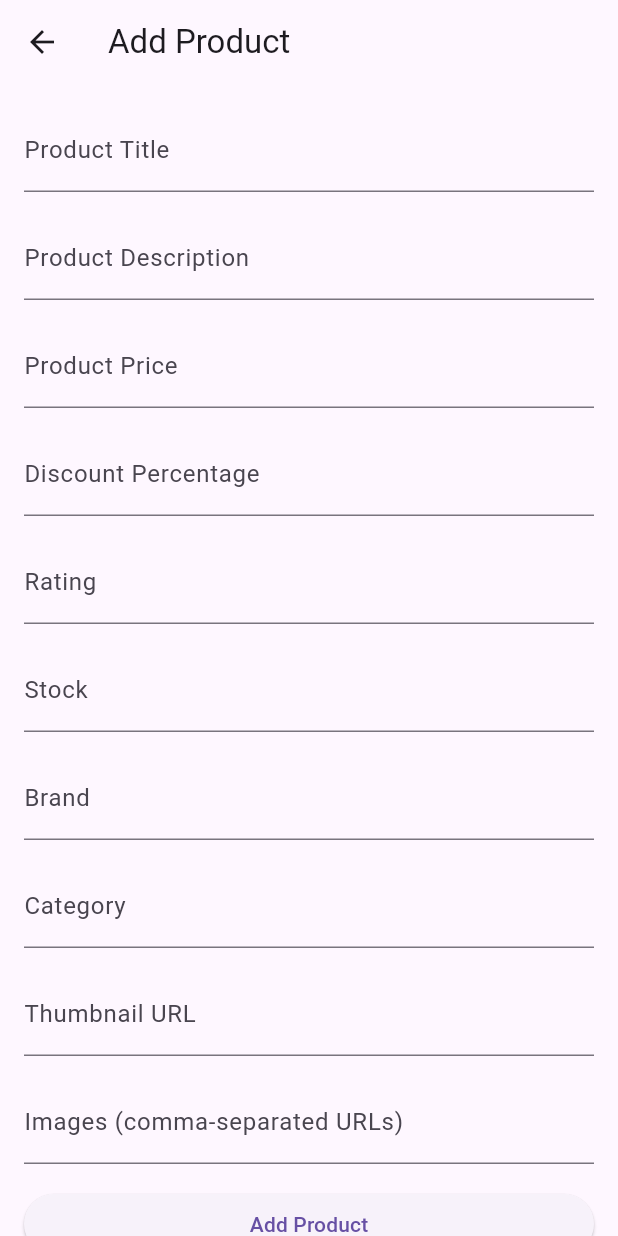
After one commit to nivij/flutter_app_Fakeapi, a Flutter app: the AddProduct screen opened directly, on a phone screen of 412 x 824 dp. The commit adds this screen. Run offline on Flutter 3.47's test engine with Material 3 defaults, Android fonts, the phone set to English and light mode, and no system bars; our stand-ins replace carousel_slider, flutter_bounceable, fluttericon, get, google_fonts, infinite_scroll_pagination; network calls fail.

Commit message:
first commit

```diff
--- /dev/null
+++ b/lib/src/config/controlller/controller.dart
@@ -0,0 +1,80 @@
+import 'dart:convert';
+
+import 'package:get/get.dart';
+import '../../domain/models/product_model.dart';
+import 'package:http/http.dart' as http;
+
+import '../../domain/respositories/api_services.dart';
+
+
+class HomeController extends GetxController {
+  RxList<ProductElement> highRatedProducts = <ProductElement>[].obs;
+  RxList<ProductElement> smartphoneProducts = <ProductElement>[].obs;
+  final Rx<Product?> productData = Rx<Product?>(null);
+
+  @override
+  void onInit() {
+    super.onInit();
+    fetchProductData();
+  }
+
+  Future<List<ProductElement>> fetchData() async {
+    try {
+      print('Fetching data...');
+      final response = await http.get(Uri.parse('${ApiService.baseUrl}${ApiService.fetchProduct}'));
+      if (response.statusCode == 200) {
+        final productData = Product.fromJson(json.decode(response.body));
+        print('Raw JSON response: ${response.body}');
+
+        print('Data fetched successfully: $productData');
+        return productData.products; // Return the list of products
+      } else {
+        throw Exception('Failed to load data');
+      }
+    } catch (e) {
+      print('Error fetching data: $e');
+      throw Exception('Error: $e');
+    }
+  }
+
+  void fetchProductData() async {
+    try {
+      final List<ProductElement> products = await fetchData();
+
+      highRatedProducts.assignAll(products
+          .where((product) => product.rating! > 4.60)
+          .toList());
+
+      smartphoneProducts.assignAll(products
+          .where((product) => product.category.toLowerCase() == 'smartphones')
+          .toList());
+    } catch (e) {
+      // Handle errors if necessary
+      print('Error fetching product data: $e');
+    }
+  }
+
+  Future<void> addProduct(ProductElement product) async {
+    try {
+      final response = await http.post(
+        Uri.parse('${ApiService.baseUrl}${ApiService.addProductEndpoint}'),
+        body: jsonEncode(product.toJson()), // Convert product to JSON
+        headers: {'Content-Type': 'application/json'}, // Specify content type
+      );
+
+      if (response.statusCode == 200) {
+        // Product added successfully, handle the response if needed
+        print('Product added successfully');
+        print('Response Body: ${response.body}');
+
+      } else {
+        // Handle error response
+        print('Failed to add product: ${response.statusCode}');
+      }
+    } catch (error) {
+      // Handle network or other errors
+      print('Error adding product: $error');
+    }
+  }
+
+}
--- a/lib/product_model.dart
+++ b/lib/src/domain/models/product_model.dart
@@ -35,9 +35,9 @@ class ProductElement {
   String title;
   String description;
   int price;
-  double discountPercentage;
-  double rating;
-  int stock;
+  double? discountPercentage;
+  double? rating;
+  int? stock;
   String brand;
   String category;
   String thumbnail;
@@ -48,9 +48,9 @@ class ProductElement {
     required this.title,
     required this.description,
     required this.price,
-    required this.discountPercentage,
-    required this.rating,
-    required this.stock,
+    this.discountPercentage,
+    this.rating,
+    this.stock,
     required this.brand,
     required this.category,
     required this.thumbnail,
@@ -63,10 +63,8 @@ class ProductElement {
       title: json['title'],
       description: json['description'],
       price: json['price'],
-      discountPercentage: (json['discountPercentage'] is int)
-          ? json['discountPercentage'].toDouble()
-          : json['discountPercentage'],
-      rating: (json['rating'] is int) ? json['rating'].toDouble() : json['rating'],
+      discountPercentage: json['discountPercentage']?.toDouble(),
+      rating: json['rating']?.toDouble(),
       stock: json['stock'],
       brand: json['brand'],
       category: json['category'],
@@ -75,4 +73,19 @@ class ProductElement {
     );
   }
 
+  Map<String, dynamic> toJson() {
+    return {
+      'id': id,
+      'title': title,
+      'description': description,
+      'price': price,
+      'discountPercentage': discountPercentage,
+      'rating': rating,
+      'stock': stock,
+      'brand': brand,
+      'category': category,
+      'thumbnail': thumbnail,
+      'images': images,
+    };
+  }
 }
--- /dev/null
+++ b/lib/src/domain/respositories/api_services.dart
@@ -0,0 +1,5 @@
+class ApiService {
+  static const String baseUrl = 'https://dummyjson.com';
+  static const String fetchProduct='/products';
+  static const String addProductEndpoint = '/products/add';
+}
--- a/lib/main.dart
+++ b/lib/src/presentation/main.dart
@@ -1,9 +1,8 @@
 import 'package:flutter/cupertino.dart';
 import 'package:flutter/material.dart';
-import 'package:flutter_api_project1/views/Home/home_screen.dart';
+import 'package:flutter_api_project1/src/presentation/views/Home/home_screen.dart';
 import 'package:get/get_navigation/src/root/get_material_app.dart';
 
-import 'views/ProductList.dart';
 
 void main() {
 
--- a/lib/views/Home/widgets/ListTileWidget.dart
+++ b/lib/src/presentation/views/Home/widgets/ListTileWidget.dart
@@ -1,7 +1,9 @@
 import 'package:flutter/cupertino.dart';
 import 'package:flutter/material.dart';
 
-import '../../../constant/text_font.dart';
+import '../../../../utils/constant/text_font.dart';
+
+
 
 class ListTileWidget extends StatelessWidget {
   String leading;
--- a/lib/views/Home/widgets/productGridView.dart
+++ b/lib/src/presentation/views/Home/widgets/productGridView.dart
@@ -1,5 +1,5 @@
 import 'package:flutter/material.dart';
-import 'package:flutter_api_project1/views/Home/widgets/price_tag.dart';
+import 'package:flutter_api_project1/src/presentation/views/Home/widgets/price_tag.dart';
 
 class ProductGridItem extends StatelessWidget {
   final String thumbnail;
--- a/lib/views/ProductList.dart
+++ b/lib/src/presentation/views/ProductList.dart
@@ -1,6 +1,6 @@
 import 'dart:convert';
 import 'package:flutter/material.dart';
-import 'package:flutter_api_project1/product_model.dart';
+import 'package:flutter_api_project1/src/domain/models/product_model.dart';
 import 'package:http/http.dart' as http;
 import 'package:infinite_scroll_pagination/infinite_scroll_pagination.dart';
 
--- /dev/null
+++ b/lib/src/presentation/views/addProduct_screen/addProduct.dart
@@ -0,0 +1,111 @@
+import 'package:flutter/material.dart';
+import 'package:get/get.dart';
+import 'package:flutter_api_project1/src/config/controlller/controller.dart';
+import 'package:flutter_api_project1/src/domain/models/product_model.dart';
+
+class AddProduct extends StatelessWidget {
+  final TextEditingController titleController = TextEditingController();
+  final TextEditingController descriptionController = TextEditingController();
+  final TextEditingController priceController = TextEditingController();
+  final TextEditingController discountPercentageController = TextEditingController();
+  final TextEditingController ratingController = TextEditingController();
+  final TextEditingController stockController = TextEditingController();
+  final TextEditingController brandController = TextEditingController();
+  final TextEditingController categoryController = TextEditingController();
+  final TextEditingController thumbnailController = TextEditingController();
+  final TextEditingController imagesController = TextEditingController();
+
+  final HomeController homeController = Get.put(HomeController());
+
+  @override
+  Widget build(BuildContext context) {
+    return Scaffold(
+      appBar: AppBar(
+        title: Text('Add Product'),
+      ),
+      body: SingleChildScrollView(
+        child: Padding(
+          padding: const EdgeInsets.all(16.0),
+          child: Column(
+            crossAxisAlignment: CrossAxisAlignment.stretch,
+            children: [
+              TextFormField(
+                controller: titleController,
+                decoration: InputDecoration(labelText: 'Product Title'),
+              ),
+              SizedBox(height: 16),
+              TextFormField(
+                controller: descriptionController,
+                decoration: InputDecoration(labelText: 'Product Description'),
+              ),
+              SizedBox(height: 16),
+              TextFormField(
+                controller: priceController,
+                decoration: InputDecoration(labelText: 'Product Price'),
+                keyboardType: TextInputType.number,
+              ),
+              SizedBox(height: 16),
+              TextFormField(
+                controller: discountPercentageController,
+                decoration: InputDecoration(labelText: 'Discount Percentage'),
+                keyboardType: TextInputType.number,
+              ),
+              SizedBox(height: 16),
+              TextFormField(
+                controller: ratingController,
+                decoration: InputDecoration(labelText: 'Rating'),
+                keyboardType: TextInputType.number,
+              ),
+              SizedBox(height: 16),
+              TextFormField(
+                controller: stockController,
+                decoration: InputDecoration(labelText: 'Stock'),
+                keyboardType: TextInputType.number,
+              ),
+              SizedBox(height: 16),
+              TextFormField(
+                controller: brandController,
+                decoration: InputDecoration(labelText: 'Brand'),
+              ),
+              SizedBox(height: 16),
+              TextFormField(
+                controller: categoryController,
+                decoration: InputDecoration(labelText: 'Category'),
+              ),
+              SizedBox(height: 16),
+              TextFormField(
+                controller: thumbnailController,
+                decoration: InputDecoration(labelText: 'Thumbnail URL'),
+              ),
+              SizedBox(height: 16),
+              TextFormField(
+                controller: imagesController,
+                decoration: InputDecoration(labelText: 'Images (comma-separated URLs)'),
+              ),
+              SizedBox(height: 16),
+              ElevatedButton(
+                onPressed: () {
+                  final newProduct = ProductElement(
+                    id: 0, // Set the id as needed
+                    title: titleController.text,
+                    description: descriptionController.text,
+                    price: int.parse(priceController.text),
+                    discountPercentage: double.tryParse(discountPercentageController.text),
+                    rating: double.tryParse(ratingController.text),
+                    stock: int.tryParse(stockController.text),
+                    brand: brandController.text,
+                    category: categoryController.text,
+                    thumbnail: thumbnailController.text,
+                    images: imagesController.text.split(',').map((e) => e.trim()).toList(),
+                  );
+                  homeController.addProduct(newProduct);
+                },
+                child: Text('Add Product'),
+              ),
+            ],
+          ),
+        ),
+      ),
+    );
+  }
+}
```
Also changed, not shown: lib/controller.dart (deleted, +0 -53 lines), lib/src/presentation/views/Home/controler/homecontroller.dart (added, +35 -0 lines), lib/src/presentation/views/Home/home_screen.dart (renamed from lib/views/Home/home_screen.dart, +8 -8 lines), lib/src/presentation/views/Home/widgets/collection_category.dart (renamed from lib/views/Home/widgets/collection_category.dart, +7 -5 lines), lib/views/Home/controler/homecontroller.dart (deleted, +0 -35 lines), lib/src/presentation/views/Home/widgets/carousel_slider.dart (renamed from lib/views/Home/widgets/carousel_slider.dart), lib/src/presentation/views/Home/widgets/price_tag.dart (renamed from lib/views/Home/widgets/price_tag.dart), lib/src/utils/constant/text_font.dart (renamed from lib/constant/text_font.dart), 1 other file.
